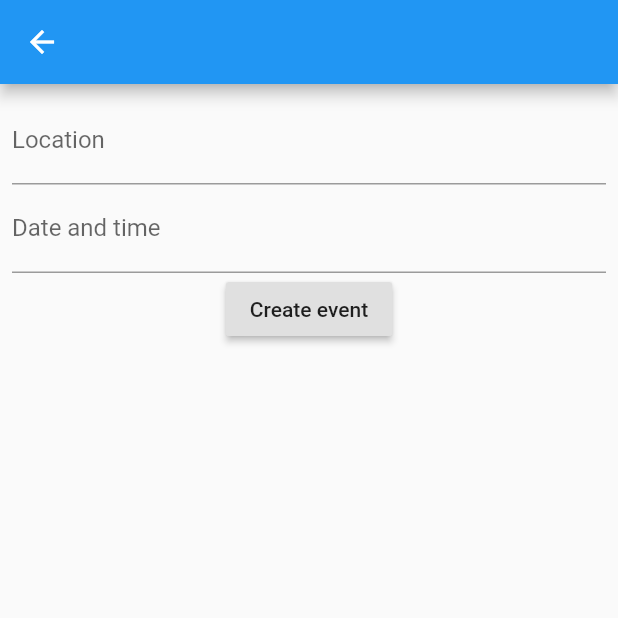
After one commit to walkersorlie/Bend-Ultimate-Flutter, a Flutter app: the screen it shows after launch, after a tap on the "add" icon, on a phone screen of 412 x 824 dp, the top half of it. The commit adds this screen. Run offline on Flutter 3.47's test engine with Material 2 defaults, Android fonts, the phone set to English and light mode, and no system bars; drawn by our look-alikes of datetime_picker_formfield; our stand-ins replace cloud_firestore, firebase_core, get, table_calendar; accounts and stored records are empty.

Commit message:
Implemented 'Create Event' screen

```diff
--- /dev/null
+++ b/lib/controllers/bindings/event_form_binding.dart
@@ -0,0 +1,9 @@
+import 'package:bend_ultimate_flutter/controllers/event_form_controller.dart';
+import 'package:get/get.dart';
+
+class EventFormBinding extends Bindings {
+  @override
+  void dependencies() {
+    Get.put<EventFormController>(EventFormController());
+  }
+}
--- a/lib/controllers/event_controller.dart
+++ b/lib/controllers/event_controller.dart
@@ -1,11 +1,13 @@
 import 'package:bend_ultimate_flutter/models/ultimate_event.dart';
 import 'package:bend_ultimate_flutter/services/firestore_service.dart';
+import 'package:flutter/material.dart';
 import 'package:get/get.dart';
 
 class EventController extends GetxController {
   final _mapEvents = <DateTime, List<UltimateEvent>>{}.obs;
   final _selectedEvents = <UltimateEvent>[].obs;
   final _selectedEvent = UltimateEvent().obs;
+  final FirestoreService _db = FirestoreService();
 
 
   @override
@@ -15,8 +17,7 @@ class EventController extends GetxController {
   }
 
   void _mapEventsListen() {
-    FirestoreService db = FirestoreService();
-    Stream stream = db.getEventsCollectionStream();
+    Stream stream = _db.getEventsCollectionStream();
     stream.listen((querySnapshot) {
       querySnapshot.docs
           .map((event) => UltimateEvent.fromDocumentSnapshot(event))
--- /dev/null
+++ b/lib/controllers/event_form_controller.dart
@@ -0,0 +1,27 @@
+import 'package:bend_ultimate_flutter/models/ultimate_event.dart';
+import 'package:bend_ultimate_flutter/services/firestore_service.dart';
+import 'package:flutter/material.dart';
+import 'package:get/get.dart';
+
+
+class EventFormController extends GetxController {
+  final _eventFormKey = GlobalKey<FormState>();
+  final FirestoreService _db = FirestoreService();
+  UltimateEvent event = UltimateEvent();
+
+  GlobalKey<FormState> get eventFormKey => _eventFormKey;
+
+  void createUltimateEvent(String location, DateTime time, List<String> attendees) async {
+    UltimateEvent event = UltimateEvent(
+      location: location,
+      time: time,
+      attendees: attendees,
+    );
+
+    if (await _db.createEvent(event)) {
+      print('event created');
+      // Get.back();
+      Get.offAllNamed('/');
+    }
+  }
+}
--- a/lib/main.dart
+++ b/lib/main.dart
@@ -1,5 +1,8 @@
 import 'package:bend_ultimate_flutter/controllers/bindings/event_binding.dart';
+import 'package:bend_ultimate_flutter/controllers/bindings/event_form_binding.dart';
 import 'package:bend_ultimate_flutter/controllers/event_controller.dart';
+import 'package:bend_ultimate_flutter/models/ultimate_event.dart';
+import 'package:bend_ultimate_flutter/screens/create_ultimate_event_screen.dart';
 import 'package:bend_ultimate_flutter/screens/ultimate_event_details_screen.dart';
 import 'package:bend_ultimate_flutter/screens/unknown_screen.dart';
 import 'package:firebase_core/firebase_core.dart';
@@ -42,7 +45,12 @@ class MyApp extends StatelessWidget {
                 binding: EventBinding(),
               ),
               GetPage(
-                name: '/details/:id',
+                name: '/events/create',
+                page: () => CreateUltimateEventScreen(),
+                binding: EventFormBinding(),
+              ),
+              GetPage(
+                name: '/events/details/:id',
                 page: () => UltimateEventDetailsScreen(),
                 binding: EventBinding(),
               )
@@ -98,8 +106,10 @@ class _HomepageCalendarState extends State<HomepageCalendar>
   void _onDaySelected(DateTime day, List events) {
     print('CALLBACK: _onDaySelected');
     setState(() {
-      print('_onDaySelected: ' + events.length.toString());
-      controller.selectedEvents = events;
+      if (events.isEmpty)
+        controller.selectedEvents = <UltimateEvent>[];
+      else
+        controller.selectedEvents = events;
     });
   }
 
@@ -131,9 +141,11 @@ class _HomepageCalendarState extends State<HomepageCalendar>
             SelectedEvents(),
         ],
       ),
-      floatingActionButton: FloatingActionButton(onPressed: () {
-        print('Create event');
-      }),
+      floatingActionButton: FloatingActionButton(
+        tooltip: 'Create event',
+        onPressed: () => Get.toNamed('/events/create'),
+        child: Icon(Icons.add),
+      ),
     );
   }
 
@@ -320,7 +332,7 @@ class SelectedEvents extends GetView<EventController> {
                   subtitle: Text(event.location),
                   onTap: () => {
                     controller.selectedEvent = event,
-                    Get.toNamed('/details/${event.id}'),
+                    Get.toNamed('/events/details/${event.id}'),
                   },
                 ),
               ))
--- /dev/null
+++ b/lib/screens/create_ultimate_event_screen.dart
@@ -0,0 +1,83 @@
+import 'package:bend_ultimate_flutter/controllers/event_form_controller.dart';
+import 'package:datetime_picker_formfield/datetime_picker_formfield.dart';
+import 'package:flutter/material.dart';
+import 'package:get/get.dart';
+import 'package:intl/intl.dart';
+
+class CreateUltimateEventScreen extends GetView<EventFormController> {
+
+  @override
+  Widget build(BuildContext context) {
+    return Scaffold(
+      appBar: AppBar(),
+      body: Padding(
+        padding: const EdgeInsets.all(8.0),
+        // key: controller.eventFormKey,
+        child: Form(
+          key: controller.eventFormKey,
+          child: Column(
+            children: <Widget>[
+              TextFormField(
+                decoration: InputDecoration(labelText: 'Location'),
+                onSaved: (location) => controller.event.location = location,
+                validator: (value) {
+                  if (value.isEmpty) return 'Please enter a location';
+                  return null;
+                },
+              ),
+              _DateTimeField(),
+              RaisedButton(
+                child: Text('Create event'),
+                onPressed: () {
+                  if (controller.eventFormKey.currentState.validate()) {
+                    print('valid form');
+                    controller.eventFormKey.currentState.save();
+                    controller.createUltimateEvent(controller.event.location, controller.event.time, controller.event.attendees);
+                  }
+                },
+              ),
+            ],
+          ),
+        ),
+      )
+    );
+  }
+}
+
+
+class _DateTimeField extends GetView<EventFormController> {
+  final format = DateFormat("MM/dd/yyyy, HH:mm");
+
+  @override
+  Widget build(BuildContext context) {
+    return Column(children: <Widget>[
+      DateTimeField(
+        format: format,
+        decoration: InputDecoration(labelText: 'Date and time'),
+        onSaved: (dateTime) => controller.event.time = dateTime,
+        validator: (value) {
+          if (value.isNullOrBlank) return 'Please enter a time';
+          return null;
+        },
+        onShowPicker: (context, currentValue) async {
+          final date = await showDatePicker(
+              context: context,
+              firstDate: DateTime(1900),
+              initialDate: currentValue ?? DateTime.now(),
+              lastDate: DateTime(2100));
+          if (date != null) {
+            final time = await showTimePicker(
+              context: context,
+              initialTime:
+                  TimeOfDay.fromDateTime(currentValue ?? DateTime.now()),
+            );
+            print(DateTimeField.combine(date, time));
+            return DateTimeField.combine(date, time);
+          } else {
+            return currentValue;
+          }
+        },
+      ),
+    ]);
+  }
+}
--- a/lib/services/firestore_service.dart
+++ b/lib/services/firestore_service.dart
@@ -6,7 +6,7 @@ class FirestoreService {
 
   Future<bool> createEvent(UltimateEvent event) async {
     try {
-      await _firestore.collection('events').doc(event.id).set({
+      await _firestore.collection('events').add({
         'location': event.location,
         'time': Timestamp.fromDate(event.time),
         'attendees': event.attendees,
--- a/pubspec.yaml
+++ b/pubspec.yaml
@@ -32,6 +32,7 @@ dependencies:
   firebase_core: ^0.5.0+1
   cloud_firestore: ^0.14.1+3
 
+  datetime_picker_formfield: ^1.0.0
   get: ^3.15.0
   table_calendar: ^2.3.0
 
```
Also changed, not shown: lib/screens/ultimate_event_details_screen.dart (+24 -6 lines), pubspec.lock.
